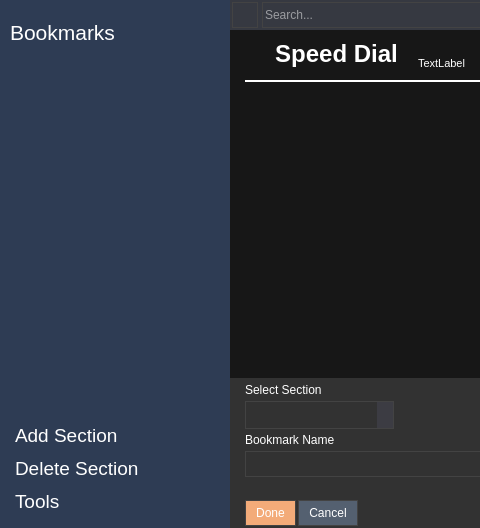
rahmanshaber/corebox, file app/bookmarks/bookmarks.ui: the form before one commit; both pictures show x 0 to 480 and y 0 to 528 of the 931 by 528 pixel window.
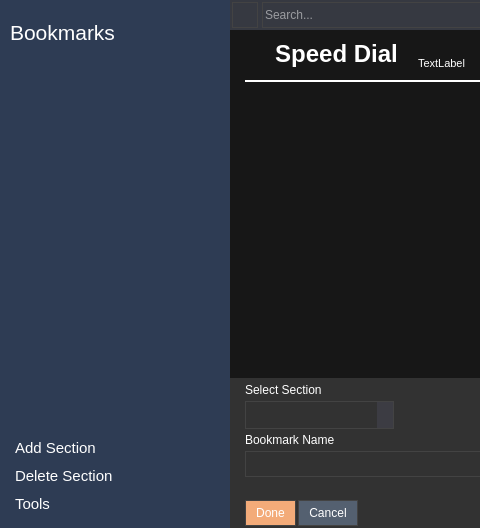
The form after the commit. Icons and pictures are not drawn.

Diff of the .ui file:
```diff
--- a/app/bookmarks/bookmarks.ui
+++ b/app/bookmarks/bookmarks.ui
@@ -128,7 +128,9 @@
        <widget class="QListWidget" name="section">
         <property name="font">
          <font>
-          <pointsize>12</pointsize>
+          <pointsize>11</pointsize>
+          <weight>50</weight>
+          <bold>false</bold>
          </font>
         </property>
         <property name="styleSheet">
@@ -155,7 +157,7 @@
        <widget class="QPushButton" name="addSection">
         <property name="font">
          <font>
-          <pointsize>14</pointsize>
+          <pointsize>11</pointsize>
          </font>
         </property>
         <property name="styleSheet">
@@ -197,7 +199,9 @@
         </property>
         <property name="font">
          <font>
-          <pointsize>14</pointsize>
+          <pointsize>11</pointsize>
+          <weight>50</weight>
+          <bold>false</bold>
          </font>
         </property>
         <property name="styleSheet">
@@ -233,7 +237,7 @@
        <widget class="QPushButton" name="cTools">
         <property name="font">
          <font>
-          <pointsize>14</pointsize>
+          <pointsize>11</pointsize>
          </font>
         </property>
         <property name="styleSheet">
```
